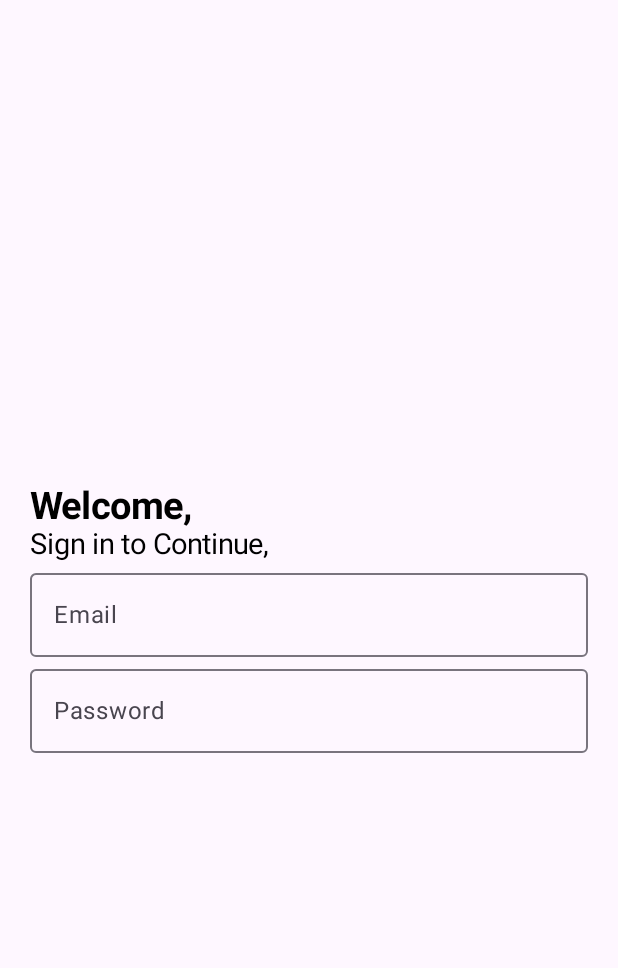
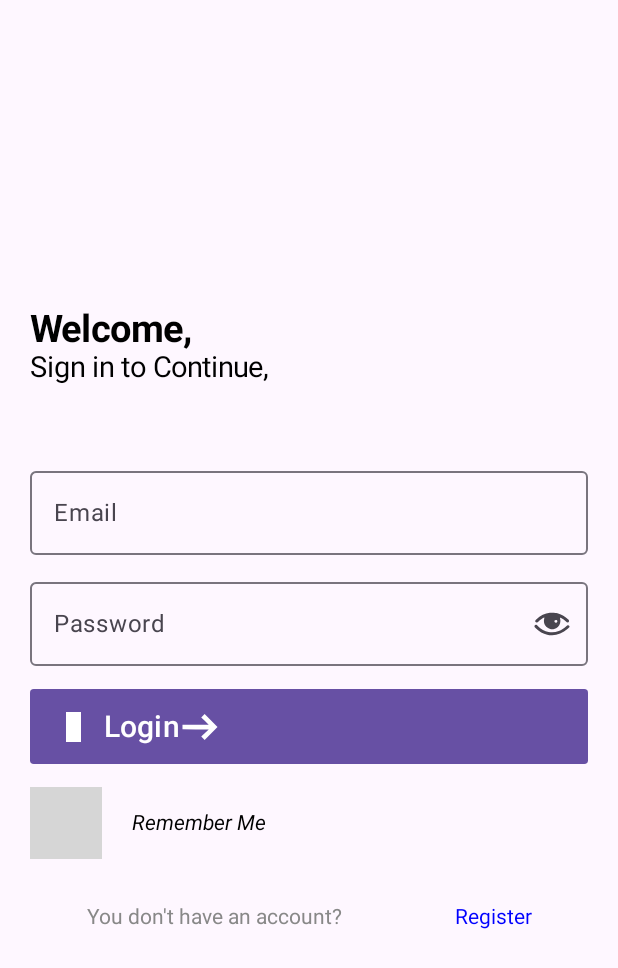
Before and after one commit to ankurmaity/JectpackCompose, an Android app built with Jetpack Compose: the screen it shows after launch (MainActivity before the commit, LoginActivity after it), on a phone screen of 412 x 824 dp. Shown: the top 968 px of the screen. Run offline under Robolectric (Android 15) with nearby library versions, the phone set to English and light mode, and no system bars; missing, so only their content is drawn: CompositionLocalProvider; 1 statement that could not run was skipped; grey boxes are pictures that could not be loaded.

Commit message:
Login Screen design

```diff
--- a/app/src/main/AndroidManifest.xml
+++ b/app/src/main/AndroidManifest.xml
@@ -13,7 +13,7 @@
         android:theme="@style/Theme.Jectpack"
         tools:targetApi="31">
         <activity
-            android:name=".MainActivity"
+            android:name=".LoginActivity"
             android:exported="true"
             android:label="@string/app_name"
             android:theme="@style/Theme.Jectpack">
--- /dev/null
+++ b/app/src/main/java/com/example/jectpack/LoginActivity.kt
@@ -0,0 +1,204 @@
+package com.example.jectpack
+
+import android.os.Bundle
+import android.widget.Toast
+import androidx.activity.ComponentActivity
+import androidx.activity.compose.setContent
+import androidx.compose.foundation.background
+import androidx.compose.foundation.clickable
+import androidx.compose.foundation.layout.Arrangement
+import androidx.compose.foundation.layout.Box
+import androidx.compose.foundation.layout.Column
+import androidx.compose.foundation.layout.Row
+import androidx.compose.foundation.layout.Spacer
+import androidx.compose.foundation.layout.fillMaxHeight
+import androidx.compose.foundation.layout.fillMaxSize
+import androidx.compose.foundation.layout.fillMaxWidth
+import androidx.compose.foundation.layout.height
+import androidx.compose.foundation.layout.padding
+import androidx.compose.foundation.layout.width
+import androidx.compose.foundation.shape.RoundedCornerShape
+import androidx.compose.foundation.text.KeyboardOptions
+import androidx.compose.material3.Button
+import androidx.compose.material3.Checkbox
+import androidx.compose.material3.ExperimentalMaterial3Api
+import androidx.compose.material3.Icon
+import androidx.compose.material3.IconButton
+import androidx.compose.material3.LocalMinimumTouchTargetEnforcement
+import androidx.compose.material3.OutlinedTextField
+import androidx.compose.material3.Text
+import androidx.compose.runtime.Composable
+import androidx.compose.runtime.CompositionLocalProvider
+import androidx.compose.runtime.getValue
+import androidx.compose.runtime.mutableStateOf
+import androidx.compose.runtime.remember
+import androidx.compose.runtime.setValue
+import androidx.compose.ui.Alignment
+import androidx.compose.ui.Modifier
+import androidx.compose.ui.graphics.Color
+import androidx.compose.ui.res.painterResource
+import androidx.compose.ui.text.font.FontStyle
+import androidx.compose.ui.text.font.FontWeight
+import androidx.compose.ui.text.input.ImeAction
+import androidx.compose.ui.text.input.KeyboardCapitalization
+import androidx.compose.ui.text.input.KeyboardType
+import androidx.compose.ui.text.input.PasswordVisualTransformation
+import androidx.compose.ui.text.input.VisualTransformation
+import androidx.compose.ui.tooling.preview.Preview
+import androidx.compose.ui.unit.dp
+import androidx.compose.ui.unit.sp
+
+
+class LoginActivity : ComponentActivity() {
+
+
+    override fun onCreate(savedInstanceState: Bundle?) {
+        super.onCreate(savedInstanceState)
+
+        setContent {
+            Preview()
+        }
+    }
+
+    @Preview(showSystemUi = true)
+    @Composable
+    private fun Preview() {
+        Column(
+            modifier = Modifier
+                .fillMaxSize()
+                .padding(20.dp),
+            verticalArrangement = Arrangement.Center,
+        ) {
+            Text(text = "Welcome,", fontWeight = FontWeight.Bold, fontSize = 25.sp)
+            Text(
+                text = "Sign in to Continue,",
+                fontSize = 19.sp,
+                modifier = Modifier.padding(0.dp, 0.dp, 0.dp, 50.dp)
+            )
+            EmailField()
+            PasswordField()
+            LoginButton()
+            RememberMe()
+            Register()
+        }
+    }
+
+    @OptIn(ExperimentalMaterial3Api::class)
+    @Composable
+    fun EmailField() {
+        var email by remember { mutableStateOf("") }
+
+        OutlinedTextField(
+            keyboardOptions = KeyboardOptions(
+                keyboardType = KeyboardType.Email, imeAction = ImeAction.Next
+            ),
+            value = email,
+            onValueChange = { email = it },
+            label = { Text(text = "Email") },
+            modifier = Modifier
+                .fillMaxWidth()
+                .padding(0.dp, 0.dp, 0.dp, 10.dp)
+        )
+    }
+
+    @OptIn(ExperimentalMaterial3Api::class)
+    @Composable
+    fun PasswordField() {
+        var password by remember { mutableStateOf("") }
+        var isPasswordVisible by remember { mutableStateOf(false) }
+
+        OutlinedTextField(visualTransformation = if (isPasswordVisible) VisualTransformation.None else PasswordVisualTransformation(),
+            keyboardOptions = KeyboardOptions(
+                capitalization = KeyboardCapitalization.None,
+                keyboardType = KeyboardType.Password,
+                imeAction = ImeAction.Done
+            ),
+            value = password,
+            onValueChange = { password = it },
+            label = { Text(text = "Password") },
+            modifier = Modifier.fillMaxWidth(),
+            trailingIcon = {
+                val image = if (isPasswordVisible) R.drawable.ic_password_show
+                else R.drawable.ic_password_show
+
+                val description = if (isPasswordVisible) "Hide password" else "Show password"
+                IconButton(onClick = { isPasswordVisible = !isPasswordVisible }) {
+                    Icon(painter = painterResource(id = image), contentDescription = description)
+                }
+            })
+    }
+
+    @Composable
+    private fun LoginButton() {
+        Button(
+            onClick = {
+                Toast.makeText(this@LoginActivity, "Login Clicked", Toast.LENGTH_LONG).show()
+            },
+            modifier = Modifier
+                .fillMaxWidth()
+                .height(65.dp)
+                .padding(0.dp, 15.dp, 0.dp, 0.dp),
+            shape = RoundedCornerShape(5)
+        ) {
+            Row(
+                modifier = Modifier.fillMaxWidth(), verticalAlignment = Alignment.CenterVertically
+            ) {
+                Box(
+                    modifier = Modifier
+                        .height(20.dp)
+                        .width(10.dp)
+                        .background(Color.White)
+                )
+                Text(
+                    text = "Login",
+                    fontSize = 20.sp,
+                    modifier = Modifier.padding(15.dp, 0.dp, 0.dp, 0.dp)
+                )
+                Spacer(Modifier.fillMaxHeight())
+                Icon(
+                    painter = painterResource(id = R.drawable.ic_forward),
+                    contentDescription = "Login",
+                    tint = Color.White
+                )
+            }
+        }
+    }
+
+    @OptIn(ExperimentalMaterial3Api::class)
+    @Composable
+    private fun RememberMe() {
+        var isRemember = remember { mutableStateOf(false) }
+        Row(
+            verticalAlignment = Alignment.CenterVertically,
+            modifier = Modifier.padding(0.dp, 15.dp)
+        ) {
+            CompositionLocalProvider(LocalMinimumTouchTargetEnforcement provides false) {
+                Checkbox(
+                    checked = isRemember.value,
+//                modifier = Modifier.absoluteOffset((-12).dp, 0.dp),
+                    onCheckedChange = { isRemember.value = it })
+            }
+            Text(
+                text = "Remember Me",
+                fontStyle = FontStyle.Italic,
+                modifier = Modifier.padding(20.dp, 0.dp)
+            )
+        }
+    }
+
+    @Composable
+    private fun Register() {
+        Row(
+            horizontalArrangement = Arrangement.SpaceAround,
+            modifier = Modifier
+                .fillMaxWidth()
+                .padding(0.dp, 15.dp, 0.dp, 0.dp)
+        ) {
+            Text(text = "You don't have an account?", color = Color.Gray)
+            Text(text = "Register", color = Color.Blue, modifier = Modifier.clickable(onClick = {
+                Toast.makeText(this@LoginActivity, "Register Clicked", Toast.LENGTH_LONG).show()
+            }))
+        }
+    }
+
+}
--- a/app/src/main/java/com/example/jectpack/MainActivity.kt
+++ /dev/null
@@ -1,94 +0,0 @@
-package com.example.jectpack
-
-import android.os.Bundle
-import androidx.activity.ComponentActivity
-import androidx.activity.compose.setContent
-import androidx.compose.foundation.layout.Arrangement
-import androidx.compose.foundation.layout.Column
-import androidx.compose.foundation.layout.fillMaxSize
-import androidx.compose.foundation.layout.fillMaxWidth
-import androidx.compose.foundation.layout.padding
-import androidx.compose.foundation.text.KeyboardOptions
-import androidx.compose.material3.ExperimentalMaterial3Api
-import androidx.compose.material3.OutlinedTextField
-import androidx.compose.material3.Text
-import androidx.compose.runtime.Composable
-import androidx.compose.runtime.getValue
-import androidx.compose.runtime.mutableStateOf
-import androidx.compose.runtime.remember
-import androidx.compose.runtime.setValue
-import androidx.compose.ui.Alignment
-import androidx.compose.ui.Modifier
-import androidx.compose.ui.text.font.FontWeight
-import androidx.compose.ui.text.input.ImeAction
-import androidx.compose.ui.text.input.KeyboardCapitalization
-import androidx.compose.ui.text.input.KeyboardType
-import androidx.compose.ui.text.input.VisualTransformation
-import androidx.compose.ui.tooling.preview.Preview
-import androidx.compose.ui.unit.dp
-import androidx.compose.ui.unit.sp
-
-
-class MainActivity : ComponentActivity() {
-
-
-    override fun onCreate(savedInstanceState: Bundle?) {
-        super.onCreate(savedInstanceState)
-
-        setContent {
-            preview()
-        }
-    }
-
-    @Preview(showSystemUi = true)
-    @Composable
-    private fun preview() {
-        Column(
-            modifier = Modifier.fillMaxSize().padding(20.dp),
-            verticalArrangement = Arrangement.Center,
-        ) {
-            Text(text = "Welcome,", fontWeight = FontWeight.Bold, fontSize = 25.sp)
-            Text(text = "Sign in to Continue,", fontSize = 19.sp)
-            EmailField()
-            PasswordField()
-        }
-    }
-
-    @OptIn(ExperimentalMaterial3Api::class)
-    @Composable
-    fun EmailField() {
-        var state by remember { mutableStateOf("") }
-
-        OutlinedTextField(
-            keyboardOptions = KeyboardOptions(
-                keyboardType = KeyboardType.Email,
-                imeAction = ImeAction.Next
-            ),
-            value = state,
-            onValueChange = { state = it },
-            label = { Text(text = "Email") },
-            modifier = Modifier.fillMaxWidth(),
-            )
-    }
-
-    @OptIn(ExperimentalMaterial3Api::class)
-    @Composable
-    fun PasswordField() {
-        var state by remember { mutableStateOf("") }
-
-        OutlinedTextField(
-            visualTransformation= VisualTransformation.None,
-            keyboardOptions = KeyboardOptions(
-                capitalization = KeyboardCapitalization.None,
-                keyboardType = KeyboardType.Password,
-                imeAction = ImeAction.Done
-            ),
-            value = state,
-            onValueChange = { state = it },
-            label = { Text(text = "Password") },
-            modifier = Modifier
-                .fillMaxWidth(),
-
-            )
-    }
-}
--- /dev/null
+++ b/app/src/main/res/drawable/ic_forward.xml
@@ -0,0 +1,4 @@
+<vector android:height="25dp" android:viewportHeight="256"
+    android:viewportWidth="256" android:width="25dp" xmlns:android="http://schemas.android.com/apk/res/android">
+    <path android:fillColor="#000000" android:pathData="M147.8,52.4l-11.5,11.5l25.3,24.1l25.1,24.1H98.5L10,112.2V128v15.8l88.5,0.2h88.3l-25.3,24.1l-25.1,24.1l11.5,11.5l11.3,11.3l43.4,-43.4L246,128l-43.4,-43.4l-43.4,-43.4L147.8,52.4z"/>
+</vector>
--- /dev/null
+++ b/app/src/main/res/drawable/ic_password_hide.xml
@@ -0,0 +1,5 @@
+<vector android:height="25dp" android:viewportHeight="256"
+    android:viewportWidth="256" android:width="25dp" xmlns:android="http://schemas.android.com/apk/res/android">
+    <path android:fillColor="#000000" android:pathData="M123.5,120.6L18.8,225.2l7.5,7.4l7.4,7.5l27.7,-27.7l27.8,-27.8l6,1.9c22,6.9 41.6,7.2 63,1.1c25.3,-7.3 53.3,-26 75.6,-50.5c5.3,-5.8 12,-13.8 12.3,-14.7c0.5,-1.2 -15.9,-19.3 -24.3,-26.9c-6.5,-6 -15.7,-13.5 -20.9,-17.1l-3.2,-2.2l22.7,-22.8L243,30.7l-7.4,-7.4l-7.4,-7.4L123.5,120.6zM169.3,109.8c2.3,7.8 2.5,14.4 0.8,22.3c-5.4,24.2 -30.8,38.8 -54.5,31.5c-1.9,-0.6 -3.5,-1.1 -3.6,-1.2c-0.3,-0.3 55.6,-56.2 56.1,-56.2C168.1,106.2 168.8,107.8 169.3,109.8z"/>
+    <path android:fillColor="#000000" android:pathData="M114.4,53.5C80,58.3 43.3,81.5 14.3,116.7c-2.4,2.9 -4.3,5.4 -4.3,5.6c0,1 11.7,14.3 18.4,20.9c7.2,7.3 20.6,18.9 21.7,18.9c0.3,0 8.2,-7.7 17.7,-17.2l17.1,-17.1l0.1,-6.2c0.2,-11.9 4.3,-21.8 12.5,-30c8.2,-8.2 18.1,-12.3 30,-12.5l6.2,-0.1l11.1,-11.1c6.1,-6.1 11.1,-11.2 11.1,-11.4c0,-0.3 -5.4,-1.6 -11.6,-2.8C138.1,52.7 121.3,52.5 114.4,53.5z"/>
+</vector>
--- /dev/null
+++ b/app/src/main/res/drawable/ic_password_show.xml
@@ -0,0 +1,5 @@
+<vector android:height="25dp" android:viewportHeight="256"
+    android:viewportWidth="256" android:width="25dp" xmlns:android="http://schemas.android.com/apk/res/android">
+    <path android:fillColor="#000000" android:pathData="M113.6,52.2c-33.1,4 -63.6,18.9 -92.1,44.9c-7.1,6.5 -8.3,10 -5.4,15.2c2.3,4.3 6.6,6.3 11.3,5.3c2,-0.4 3.6,-1.5 8,-5.5c6.9,-6.3 14.2,-12.1 20.2,-16.2c5.9,-4 18,-11 19.2,-11c0.5,0 1.2,0.4 1.6,0.8c0.5,0.7 0.4,1.8 -0.8,5.9c-5.7,20.3 -0.5,40.7 13.8,55.2c7.1,7.1 16.2,12.2 26,14.8c6.9,1.8 19.6,1.9 26.7,0.1c10,-2.5 18,-6.9 25.4,-14.1c7.5,-7.2 12.3,-15 15.1,-24.6c3.1,-10.6 3,-20.6 -0.1,-31.3c-1.1,-4 -1.3,-5.2 -0.8,-5.9c1,-1.3 1.9,-1 7.9,2.3c11.4,6.3 22.7,14.6 32.6,23.6c5.4,4.9 7.3,6.1 10.3,6.1c4.6,0 8.3,-2.8 9.6,-7.3c1.6,-5.3 0.2,-8.4 -6.4,-14.4C215,76.7 189.3,62.4 164.6,56c-12.1,-3.1 -18.2,-3.9 -33.1,-4C123.9,51.8 115.9,52 113.6,52.2zM159.3,101.6c7.8,4.4 6.2,16.1 -2.5,18.4c-8.6,2.3 -15.5,-6.8 -11.3,-14.8C148,100.6 154.5,98.9 159.3,101.6z"/>
+    <path android:fillColor="#000000" android:pathData="M16,134.2c-5.4,2.5 -7.5,8.5 -4.9,13.8c0.4,0.8 3.8,4.3 7.5,7.9C41.5,178 68.2,193.3 95.6,200c10.8,2.6 17.7,3.6 29,4c38.2,1.3 75.4,-13.5 109.4,-43.4c12.1,-10.6 13.7,-13.5 10.9,-19.2c-1.7,-3.4 -5.2,-5.6 -9.1,-5.6c-3.9,0 -5.5,0.9 -11.6,6.7c-14.7,13.9 -33.1,25.9 -50.4,32.7c-22.3,8.9 -46.3,11 -69.2,6.2c-25,-5.3 -50.9,-19.7 -72.7,-40.7C23.9,133 21.1,131.8 16,134.2z"/>
+</vector>
--- a/app/src/main/res/layout/activity_main.xml
+++ b/app/src/main/res/layout/activity_main.xml
@@ -5,7 +5,7 @@
     android:layout_width="match_parent"
     android:layout_height="match_parent"
     android:fitsSystemWindows="true"
-    tools:context=".MainActivity">
+    tools:context=".LoginActivity">
 
     <com.google.android.material.appbar.AppBarLayout
         android:layout_width="match_parent"
--- a/app/src/main/res/menu/menu_main.xml
+++ b/app/src/main/res/menu/menu_main.xml
@@ -1,7 +1,7 @@
 <menu xmlns:android="http://schemas.android.com/apk/res/android"
     xmlns:app="http://schemas.android.com/apk/res-auto"
     xmlns:tools="http://schemas.android.com/tools"
-    tools:context="com.example.jectpack.MainActivity">
+    tools:context="com.example.jectpack.LoginActivity">
     <item
         android:id="@+id/action_settings"
         android:orderInCategory="100"
```
